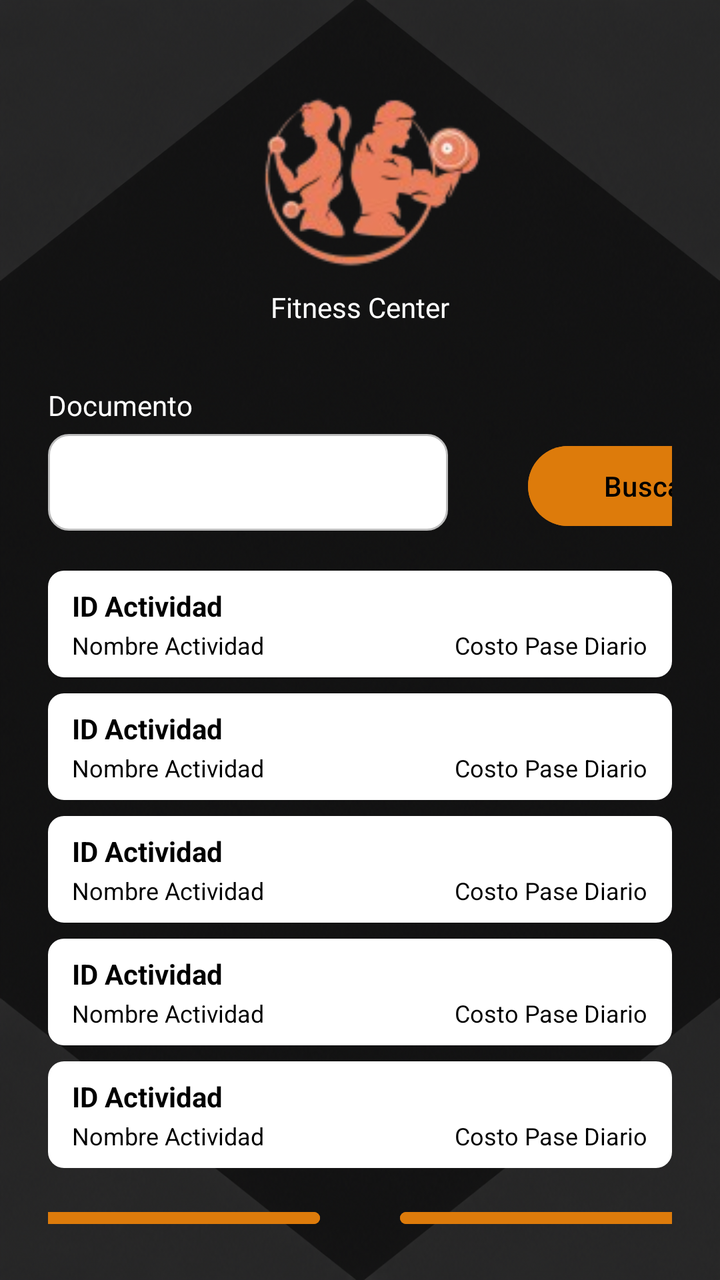
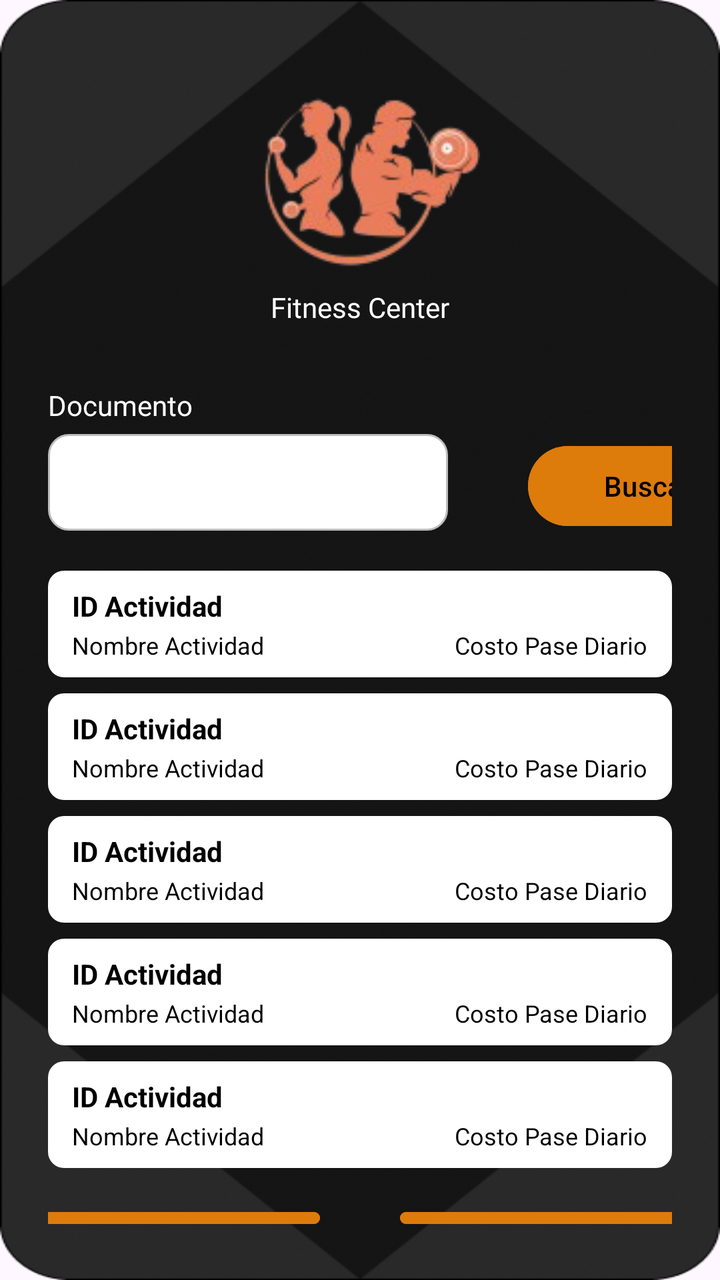

An Android layout rendered at two revisions. The XML below is the earlier revision; the diff shows what the commit changed to produce the second picture.
<!-- AndroidManifest.xml: application theme Theme.ClubDeportivo_Equipo1 -->
<!-- res/layout/activity_actividad.xml -->
<?xml version="1.0" encoding="utf-8"?>
<androidx.constraintlayout.widget.ConstraintLayout xmlns:android="http://schemas.android.com/apk/res/android"
    xmlns:app="http://schemas.android.com/apk/res-auto"
    xmlns:tools="http://schemas.android.com/tools"
    android:id="@+id/main"
    android:layout_width="match_parent"
    android:layout_height="match_parent"
    tools:context=".ActividadActivity">


    <LinearLayout
        android:id="@+id/Actividad"
        android:layout_width="match_parent"
        android:layout_height="match_parent"
        android:background="@drawable/fondo"
        android:gravity="center"
        android:orientation="vertical"
        android:padding="24dp"
        >

        <ImageView
            android:layout_width="120dp"
            android:layout_height="120dp"
            android:src="@drawable/logo_fitness" />

        <TextView
            android:layout_width="match_parent"
            android:layout_height="wrap_content"
            android:layout_marginBottom="30dp"
            android:fontFamily="@font/letra_marca"
            android:gravity="center"
            android:text="Fitness Center"
            android:textColor="@color/white"
            android:textSize="14sp" />


        <LinearLayout
            android:layout_width="match_parent"
            android:layout_height="wrap_content"
            android:layout_marginBottom="20dp"
            android:orientation="vertical"
            >

            <TextView
                android:layout_width="match_parent"
                android:layout_height="match_parent"
                android:layout_marginBottom="5dp"
                android:text="Documento"
                android:textColor="@color/white" />

            <LinearLayout
                android:layout_width="match_parent"
                android:layout_height="wrap_content"
                android:orientation="horizontal">

                <EditText
                    android:id="@+id/etDocumento"
                    android:layout_width="200dp"
                    android:layout_height="wrap_content"
                    android:background="@drawable/edittext_redondeado" />

                <Space
                    android:layout_width="40dp"
                    android:layout_height="wrap_content"/>



                <Button
                    android:id="@+id/btnBuscarActividad"
                    android:layout_width="120dp"
                    android:layout_height="wrap_content"
                    android:backgroundTint="@color/botones"
                    android:text="Buscar"
                    android:textColor="@color/black" />
            </LinearLayout>
        </LinearLayout>

        <LinearLayout
            android:layout_width="match_parent"
            android:layout_height="wrap_content"
            android:layout_marginBottom="8dp"
            android:background="@drawable/card_actividad"
            android:orientation="vertical"
            android:paddingStart="12dp"
            android:paddingEnd="12dp"
            android:paddingTop="8dp"
            android:paddingBottom="8dp">

            <TextView
                android:id="@+id/tvIdActividad1"
                android:layout_width="wrap_content"
                android:layout_height="wrap_content"
                android:text="ID Actividad"
                android:textColor="@color/black"
                android:textSize="14sp"
                android:textStyle="bold" />

            <LinearLayout
                android:layout_width="match_parent"
                android:layout_height="wrap_content"
                android:layout_marginTop="2dp"
                android:orientation="horizontal">

                <TextView
                    android:id="@+id/tvNombreActividad1"
                    android:layout_width="0dp"
                    android:layout_height="wrap_content"
                    android:layout_weight="1"
                    android:text="Nombre Actividad"
                    android:textColor="@color/black"
                    android:textSize="12sp" />

                <TextView
                    android:id="@+id/tvCostoPase1"
                    android:layout_width="wrap_content"
                    android:layout_height="wrap_content"
                    android:text="Costo Pase Diario"
                    android:textColor="@color/black"
                    android:textSize="12sp" />

            </LinearLayout>

        </LinearLayout>

        <LinearLayout
            android:layout_width="match_parent"
            android:layout_height="wrap_content"
            android:layout_marginBottom="8dp"
            android:background="@drawable/card_actividad"
            android:orientation="vertical"
            android:paddingStart="12dp"
            android:paddingEnd="12dp"
            android:paddingTop="8dp"
            android:paddingBottom="8dp">

            <TextView
                android:id="@+id/tvIdActividad2"
                android:layout_width="wrap_content"
                android:layout_height="wrap_content"
                android:text="ID Actividad"
                android:textColor="@color/black"
                android:textSize="14sp"
                android:textStyle="bold" />

            <LinearLayout
                android:layout_width="match_parent"
                android:layout_height="wrap_content"
                android:layout_marginTop="2dp"
                android:orientation="horizontal">

                <TextView
                    android:id="@+id/tvNombreActividad2"
                    android:layout_width="0dp"
                    android:layout_height="wrap_content"
                    android:layout_weight="1"
                    android:text="Nombre Actividad"
                    android:textColor="@color/black"
                    android:textSize="12sp" />

                <TextView
                    android:id="@+id/tvCostoPase2"
                    android:layout_width="wrap_content"
                    android:layout_height="wrap_content"
                    android:text="Costo Pase Diario"
                    android:textColor="@color/black"
                    android:textSize="12sp" />

            </LinearLayout>

        </LinearLayout>

        <LinearLayout
            android:layout_width="match_parent"
            android:layout_height="wrap_content"
            android:layout_marginBottom="8dp"
            android:background="@drawable/card_actividad"
            android:orientation="vertical"
            android:paddingStart="12dp"
            android:paddingEnd="12dp"
            android:paddingTop="8dp"
            android:paddingBottom="8dp">

            <TextView
                android:id="@+id/tvIdActividad3"
                android:layout_width="wrap_content"
                android:layout_height="wrap_content"
                android:text="ID Actividad"
                android:textColor="@color/black"
                android:textSize="14sp"
                android:textStyle="bold" />

            <LinearLayout
                android:layout_width="match_parent"
                android:layout_height="wrap_content"
                android:layout_marginTop="2dp"
                android:orientation="horizontal">

                <TextView
                    android:id="@+id/tvNombreActividad3"
                    android:layout_width="0dp"
                    android:layout_height="wrap_content"
                    android:layout_weight="1"
                    android:text="Nombre Actividad"
                    android:textColor="@color/black"
                    android:textSize="12sp" />

                <TextView
                    android:id="@+id/tvCostoPase3"
                    android:layout_width="wrap_content"
                    android:layout_height="wrap_content"
                    android:text="Costo Pase Diario"
                    android:textColor="@color/black"
                    android:textSize="12sp" />

            </LinearLayout>

        </LinearLayout>

        <LinearLayout
            android:layout_width="match_parent"
            android:layout_height="wrap_content"
            android:layout_marginBottom="8dp"
            android:background="@drawable/card_actividad"
            android:orientation="vertical"
            android:paddingStart="12dp"
            android:paddingEnd="12dp"
            android:paddingTop="8dp"
            android:paddingBottom="8dp">

            <TextView
                android:id="@+id/tvIdActividad4"
                android:layout_width="wrap_content"
                android:layout_height="wrap_content"
                android:text="ID Actividad"
                android:textColor="@color/black"
                android:textSize="14sp"
                android:textStyle="bold" />

            <LinearLayout
                android:layout_width="match_parent"
                android:layout_height="wrap_content"
                android:layout_marginTop="2dp"
                android:orientation="horizontal">

                <TextView
                    android:id="@+id/tvNombreActividad4"
                    android:layout_width="0dp"
                    android:layout_height="wrap_content"
                    android:layout_weight="1"
                    android:text="Nombre Actividad"
                    android:textColor="@color/black"
                    android:textSize="12sp" />

                <TextView
                    android:id="@+id/tvCostoPase4"
                    android:layout_width="wrap_content"
                    android:layout_height="wrap_content"
                    android:text="Costo Pase Diario"
                    android:textColor="@color/black"
                    android:textSize="12sp" />

            </LinearLayout>

        </LinearLayout>

        <LinearLayout
            android:layout_width="match_parent"
            android:layout_height="wrap_content"
            android:layout_marginBottom="8dp"
            android:background="@drawable/card_actividad"
            android:orientation="vertical"
            android:paddingStart="12dp"
            android:paddingEnd="12dp"
            android:paddingTop="8dp"
            android:paddingBottom="8dp">

            <TextView
                android:id="@+id/tvIdActividad5"
                android:layout_width="wrap_content"
                android:layout_height="wrap_content"
                android:text="ID Actividad"
                android:textColor="@color/black"
                android:textSize="14sp"
                android:textStyle="bold" />

            <LinearLayout
                android:layout_width="match_parent"
                android:layout_height="wrap_content"
                android:layout_marginTop="2dp"
                android:orientation="horizontal">

                <TextView
                    android:id="@+id/tvNombreActividad5"
                    android:layout_width="0dp"
                    android:layout_height="wrap_content"
                    android:layout_weight="1"
                    android:text="Nombre Actividad"
                    android:textColor="@color/black"
                    android:textSize="12sp" />

                <TextView
                    android:id="@+id/tvCostoPase5"
                    android:layout_width="wrap_content"
                    android:layout_height="wrap_content"
                    android:text="Costo Pase Diario"
                    android:textColor="@color/black"
                    android:textSize="12sp" />

            </LinearLayout>

        </LinearLayout>


        <LinearLayout
            android:layout_width="match_parent"
            android:layout_height="wrap_content"
            android:layout_marginTop="10dp"
            android:gravity="center"
            android:orientation="horizontal">

            <Button
                android:id="@+id/btnIrAPagar"
                android:layout_width="160dp"
                android:layout_height="wrap_content"
                android:backgroundTint="@color/botones"
                android:text="Ir a Pagar"
                android:textColor="@color/black" />

            <Space
                android:layout_width="40dp"
                android:layout_height="wrap_content" />

            <Button
                android:id="@+id/btnInscribir"
                android:layout_width="160dp"
                android:layout_height="wrap_content"
                android:backgroundTint="@color/botones"
                android:text="Inscribir"
                android:textColor="@color/black" />


        </LinearLayout>

        <LinearLayout
            android:layout_width="wrap_content"
            android:layout_height="wrap_content"
            android:gravity="center"
            android:orientation="horizontal">

            <Button
                android:id="@+id/btnVolver"
                android:layout_width="160dp"
                android:layout_height="wrap_content"
                android:layout_marginTop="5dp"
                android:backgroundTint="@color/botones"
                android:text="Volver"
                android:textColor="@color/black" />

        </LinearLayout>

    </LinearLayout>

</androidx.constraintlayout.widget.ConstraintLayout>
<!-- resources referenced by this layout -->
<resources>
  <color name="black">#FF000000</color>
  <color name="botones">#DD7B0B</color>
  <color name="white">#FFFFFFFF</color>
  <!-- drawable card_actividad (drawable) -->
  <?xml version="1.0" encoding="utf-8"?>
  <shape xmlns:android="http://schemas.android.com/apk/res/android"
      android:shape="rectangle">
      <solid android:color="#FFFFFF" />
      <corners android:radius="8dp" />
  </shape>
  <!-- drawable edittext_redondeado (drawable) -->
  <?xml version="1.0" encoding="utf-8"?>
  <shape xmlns:android="http://schemas.android.com/apk/res/android"
      android:shape="rectangle">
  
      <solid android:color="#FFFFFF" />
      <stroke
          android:width="1dp"
          android:color="#BDBDBD" />
      <corners android:radius="10dp" />
      <padding
          android:left="16dp"
          android:top="12dp"
          android:right="16dp"
          android:bottom="12dp" />
  
  </shape>
  <!-- drawable fondo: png bitmap (drawable, 940385 bytes) -->
  <!-- drawable logo_fitness: png bitmap (drawable, 13747 bytes) -->
  <style name="Theme.ClubDeportivo_Equipo1" parent="Base.Theme.ClubDeportivo_Equipo1" />
  <style name="Base.Theme.ClubDeportivo_Equipo1" parent="Theme.Material3.DayNight.NoActionBar">
          
          
      </style>
</resources>

<!-- the commit's change to res/layout/activity_actividad.xml (unified diff, before → after) -->
@@ -12,7 +12,7 @@
         android:id="@+id/Actividad"
         android:layout_width="match_parent"
         android:layout_height="match_parent"
-        android:background="@drawable/fondo"
+        android:background="@drawable/fondo_app"
         android:gravity="center"
         android:orientation="vertical"
         android:padding="24dp"
<!-- resource entries referenced after the edit -->
@@ -27,7 +27,7 @@
           android:bottom="12dp" />
   
   </shape>
-  <!-- drawable fondo: png bitmap (drawable, 940385 bytes) -->
+  <!-- drawable fondo_app: png bitmap (drawable, 104911 bytes) -->
   <!-- drawable logo_fitness: png bitmap (drawable, 13747 bytes) -->
   <style name="Theme.ClubDeportivo_Equipo1" parent="Base.Theme.ClubDeportivo_Equipo1" />
   <style name="Base.Theme.ClubDeportivo_Equipo1" parent="Theme.Material3.DayNight.NoActionBar">
